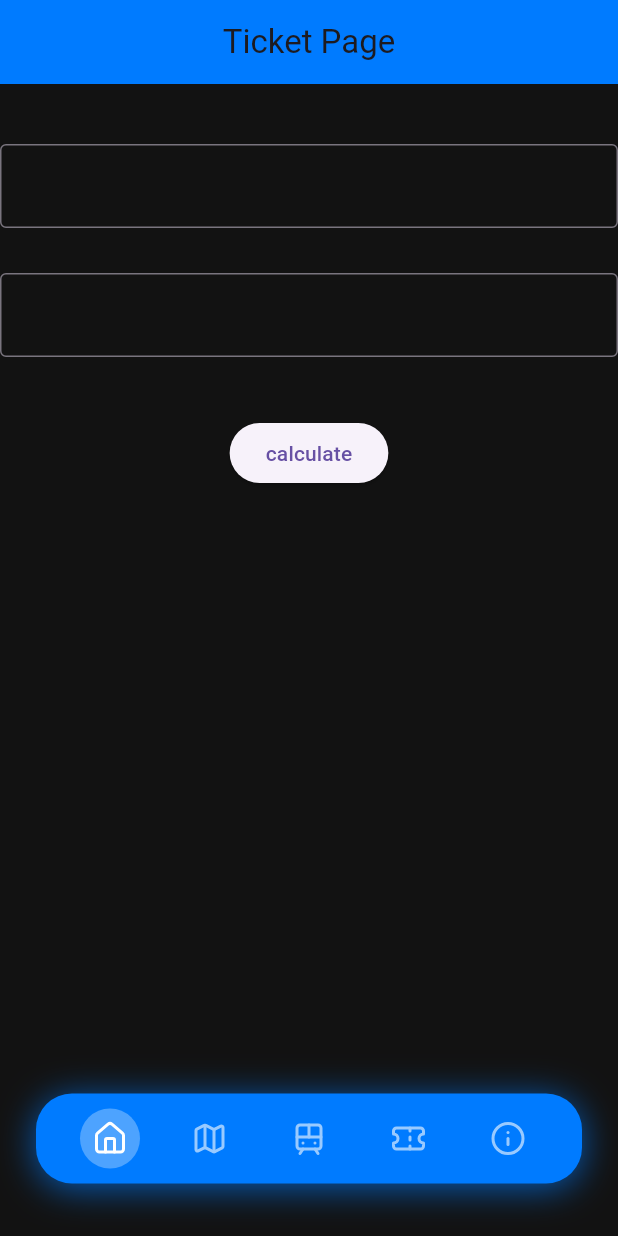
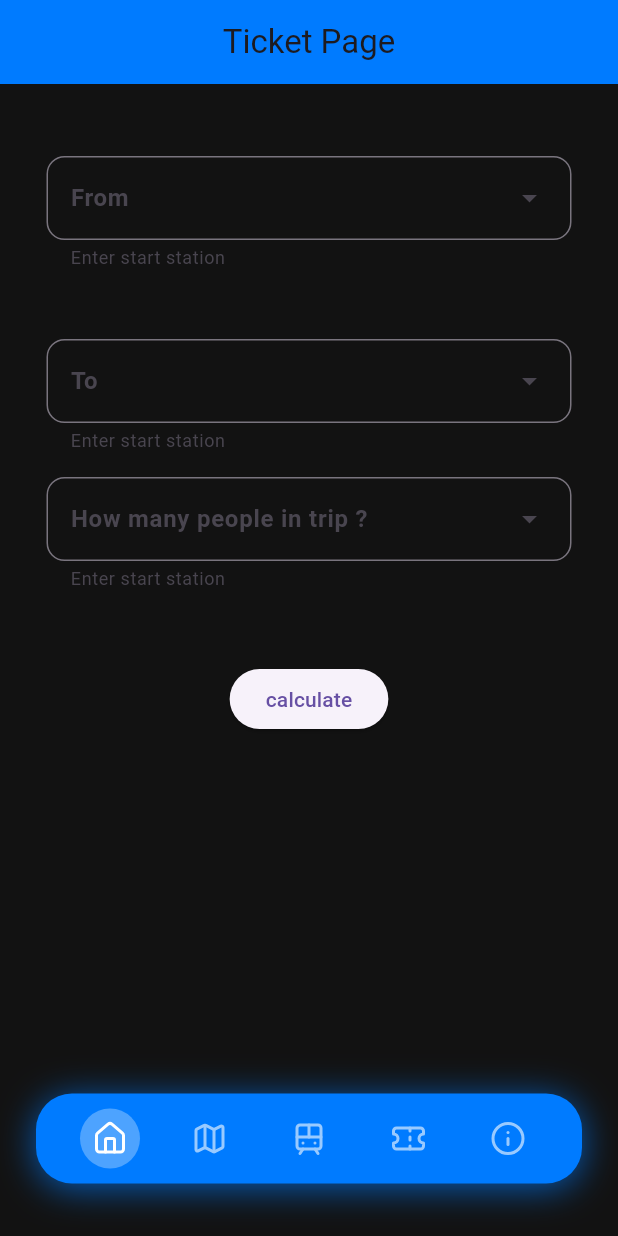
Before and after one commit to mohamedfayed2/MetroGo, a Flutter app: the TicketPage screen opened directly, on a phone screen of 412 x 824 dp. Run offline on Flutter 3.47's test engine with Material 3 defaults, Android fonts, the phone set to English and light mode, and no system bars; our stand-ins replace animated_text_kit, dio, eva_icons_flutter, flutter_map, flutter_typeahead, geolocator and 5 more; missing offline and left inert: dart:js_interop, flutter_map_cancellable_tile_provider; accounts and stored records are empty; project files that could hold a hidden picture were left out.

Commit message:
make tickit-page and witting for m-dizin

```diff
--- a/lib/App_Screens/HomePage.dart
+++ b/lib/App_Screens/HomePage.dart
@@ -51,8 +51,6 @@ class _HomePageState extends State<HomePage> {
         stations.right_3 +
         stations.left_3;
     Set<String> line_s = Home.line_All.toSet();
-    Home.count.value = [];
-    Home.count2.value = [];
     return Scaffold(
       backgroundColor: Color(0xff121212),
       appBar: AppBar(
--- a/lib/App_Screens/TicketPage.dart
+++ b/lib/App_Screens/TicketPage.dart
@@ -1,17 +1,28 @@
+import 'dart:js_interop';
+
 import 'package:flutter/material.dart';
 import 'package:get/get.dart';
 
 import '../Customs/Custom_Bottom_Navigation_Bar.dart';
 import '../controllers/NavigationController.dart';
 import '../controllers/controller_home.dart';
+import 'HomePage.dart';
 
 class TicketPage extends StatelessWidget {
   final NavigationController navController = Get.find<NavigationController>();
   final controllers Home = Get.put(controllers());
   var cont = TextEditingController();
   var cont2 = TextEditingController();
+  var numcont = TextEditingController();
+  var num = <String>['1', '2', '3', '4', '5', '6', '7', '8', '9', '10'];
   @override
   Widget build(BuildContext context) {
+    Home.line_All = stations.line_1 +
+        stations.line_2 +
+        stations.line_3 +
+        stations.right_3 +
+        stations.left_3;
+    Set<String> line_s = Home.line_All.toSet();
     return Scaffold(
       backgroundColor: Color(0xff121212),
       appBar: AppBar(
@@ -20,35 +31,101 @@ class TicketPage extends StatelessWidget {
         backgroundColor: Color(0xff007BFF),
       ),
       body: SafeArea(
+        child: Center(
           child: Column(
             children: [
               SizedBox(
                 height: 40,
               ),
-            TextField(
+              Padding(
+                padding: const EdgeInsets.all(8.0),
+                child: DropdownMenu(
+                  dropdownMenuEntries: [
+                    for (var value in line_s)
+                      DropdownMenuEntry(value: value, label: value),
+                  ],
+                  inputDecorationTheme: InputDecorationTheme(
+                    border: OutlineInputBorder(
+                      borderRadius: BorderRadius.circular(12),
+                      borderSide: BorderSide(color: Colors.blue, width: 2),
+                    ),
+                  ),
+                  label: Text(
+                    'From',
+                    style: TextStyle(fontSize: 16, fontWeight: FontWeight.bold),
+                  ),
+                  width: 350,
+                  helperText: 'Enter start station',
+                  enableSearch: true,
+                  enableFilter: true,
+                  requestFocusOnTap: true,
                   controller: cont,
-              decoration: InputDecoration(
-                  border: OutlineInputBorder(
-                      borderSide: BorderSide(color: Colors.white))),
+                ),
               ),
               SizedBox(
                 height: 30,
               ),
-            TextField(
-              controller: cont,
-              decoration: InputDecoration(
+              Padding(
+                padding: const EdgeInsets.all(8.0),
+                child: DropdownMenu(
+                  dropdownMenuEntries: [
+                    for (var value in line_s)
+                      DropdownMenuEntry(value: value, label: value),
+                  ],
+                  inputDecorationTheme: InputDecorationTheme(
                     border: OutlineInputBorder(
-                      borderSide: BorderSide(color: Colors.white))),
+                      borderRadius: BorderRadius.circular(12),
+                      borderSide: BorderSide(color: Colors.blue, width: 2),
+                    ),
+                  ),
+                  label: Text(
+                    'To',
+                    style: TextStyle(fontSize: 16, fontWeight: FontWeight.bold),
+                  ),
+                  width: 350,
+                  helperText: 'Enter start station',
+                  enableSearch: true,
+                  enableFilter: true,
+                  requestFocusOnTap: true,
+                  controller: cont2,
+                ),
+              ),
+              Padding(
+                padding: const EdgeInsets.all(8.0),
+                child: DropdownMenu(
+                  dropdownMenuEntries: [
+                    for (var value in num)
+                      DropdownMenuEntry(value: value, label: value),
+                  ],
+                  inputDecorationTheme: InputDecorationTheme(
+                    border: OutlineInputBorder(
+                      borderRadius: BorderRadius.circular(12),
+                      borderSide: BorderSide(color: Colors.blue, width: 2),
+                    ),
+                  ),
+                  label: Text(
+                    'How many people in trip ?',
+                    style: TextStyle(fontSize: 16, fontWeight: FontWeight.bold),
+                  ),
+                  width: 350,
+                  helperText: 'Enter start station',
+                  enableSearch: true,
+                  enableFilter: true,
+                  requestFocusOnTap: true,
+                  controller: numcont,
+                ),
               ),
               SizedBox(
                 height: 40,
               ),
               ElevatedButton(
                   onPressed: () {
-                  Home.l_roud(cont.text, cont2.text);
+                    Home.l_roud(cont.text, cont2.text, int.parse(numcont.text));
+                    Get.snackbar('info', '${Home.ticket}');
                   },
                   child: Text('calculate')),
             ],
+          ),
         ),
       ),
       bottomNavigationBar:
--- a/lib/Models/Stations.dart
+++ b/lib/Models/Stations.dart
@@ -144,8 +144,8 @@ class Stations extends GetxController {
             "https://www.google.com/maps/place/%D8%B3%D8%A7%D9%86%D8%AA+%D8%AA%D8%B1%D9%8A%D8%B2%D8%A7%E2%80%AD/@30.0879022,31.2457146,21z/data=!4m20!1m13!4m12!1m4!2m2!1d31.228547!2d30.1786632!4e1!1m6!1m2!1s0x1458406c0002fb41:0x9959722226caaf3a!2z2LPYp9mG2Kog2KrYsdmK2LLYp9iMINi02LHZitmB2Iwg2KfZhNiz2KfYrdmE2Iwg2YXYrdin2YHYuNipINin2YTZgtin2YfYsdip4oCsIDQzNTIyMDI!2m2!1d31.2454927!2d30.0879569!3m5!1s0x1458406c0002fb41:0x9959722226caaf3a!8m2!3d30.0879569!4d31.2454927!16s%2Fg%2F1xpt1501?entry=ttu&g_ep=EgoyMDI1MDMxNy4wIKXMDSoJLDEwMjExNjM5SAFQAw%3D%3D"),
     Station(
         name: "rod el-farag",
-        late: 30.10190401299639,
-        long: 31.184398999134125,
+        late: 30.081052281580405,
+        long: 31.24527812166744,
         link:
             "https://www.google.com/maps/place/Rod+Al+Farag+Metro+Station/@30.1342685,31.3179542,12z/data=!4m20!1m13!4m12!1m4!2m2!1d31.228547!2d30.1786632!4e1!1m6!1m2!1s0x1458406678f65d89:0x7ac10d2ba68300ec!2zUm9kIEFsIEZhcmFnIE1ldHJvIFN0YXRpb24sINin2YTYqNix2KfYr9iMINin2YTYs9in2K3ZhNiMINmF2K3Yp9mB2LjYqSDYp9mE2YLYp9mH2LHYqeKArCA0MzUyMDAz!2m2!1d31.24538!2d30.080608!3m5!1s0x1458406678f65d89:0x7ac10d2ba68300ec!8m2!3d30.080608!4d31.24538!16s%2Fg%2F11qk5ycqk5?entry=ttu&g_ep=EgoyMDI1MDMxNy4wIKXMDSoJLDEwMjExNjM5SAFQAw%3D%3D"),
     Station(
--- a/lib/controllers/controller_home.dart
+++ b/lib/controllers/controller_home.dart
@@ -51,7 +51,7 @@ class controllers extends GetxController {
   var line_All = <String>[];
   var dis = double.infinity;
   Station? sta_d;
-  void l_roud(String cont, String cont2) {
+  void l_roud(String cont, String cont2, [int x = 1]) {
     //decide the line
     if (stations.line_1.contains(cont)) {
       line_start = stations.line_1;
@@ -205,16 +205,16 @@ class controllers extends GetxController {
       sub_st = count.length + count2.length;
       sub_st = sub_st;
       if (sub_st * 2 >= 60) {
-        time_s.value = ' 1 hour ${sub_st * 2 - 60}';
+        time_s.value = ' 1 ساعه ${sub_st * 2 - 60}دقيقه ';
       } else {
-        time_s.value = 'time = ${sub_st * 2} min';
+        time_s.value = '${sub_st * 2} دقيقه ';
       }
       if (sub_st <= 9) {
-        ticket.value = 8;
+        ticket.value = 10 * x;
       } else if (sub_st <= 17) {
-        ticket.value = 10;
+        ticket.value = 12 * x;
       } else {
-        ticket.value = 15;
+        ticket.value = 15 * x;
       }
     }
   }
--- a/lib/main.dart
+++ b/lib/main.dart
@@ -24,7 +24,7 @@ class MyApp extends StatelessWidget {
     return GetMaterialApp(
       initialBinding: AppBindings(),
       debugShowCheckedModeBanner: false,
-      home: HomePage(),
+      home: OnBoardingScreens(),
       // initialRoute: '/intro', // تحديد المسار الأولي
       // getPages: [
       //   GetPage(name: '/', page: () => HomePage()),
```
Lines whose indentation alone changed are shown as unchanged.
